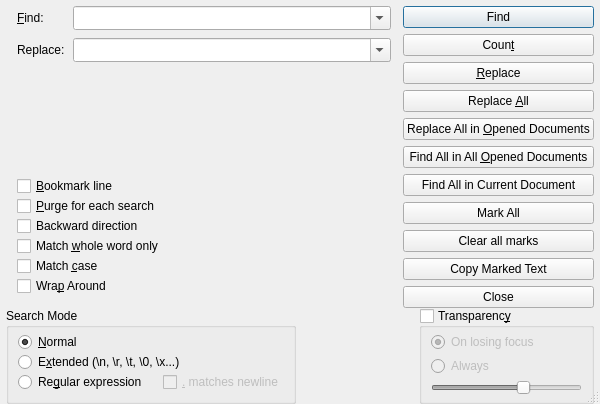
Qt form src/dialogs/FindReplaceDialog.ui (alsyundawy/NoteSciPad) before a commit.
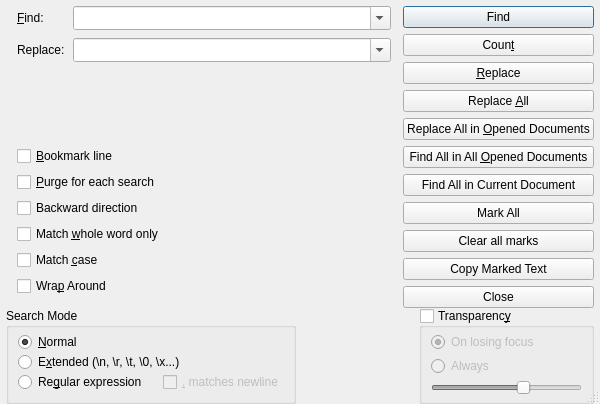
The same form after that commit.

```diff
--- a/src/dialogs/FindReplaceDialog.ui
+++ b/src/dialogs/FindReplaceDialog.ui
@@ -473,7 +473,7 @@
        <item>
         <layout class="QVBoxLayout" name="verticalLayout_6">
          <property name="spacing">
-          <number>0</number>
+          <number>6</number>
          </property>
          <item>
           <widget class="QCheckBox" name="checkBoxBookmarkLine">
```
